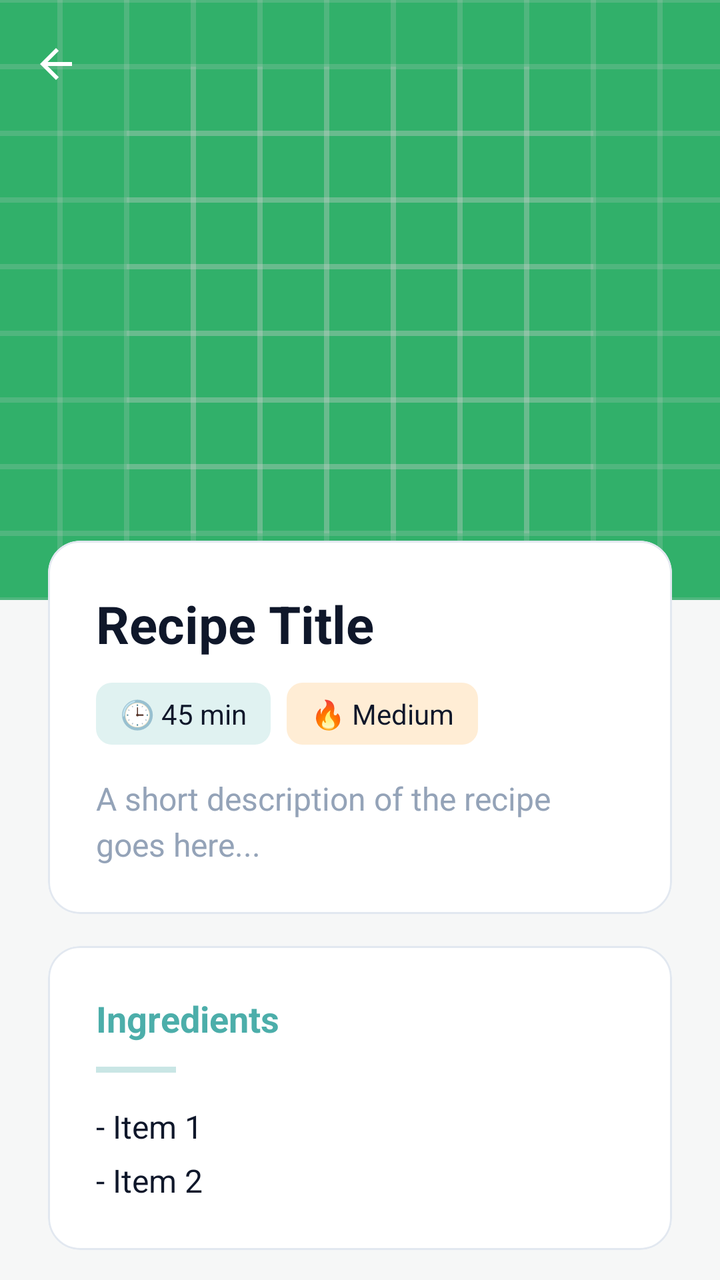
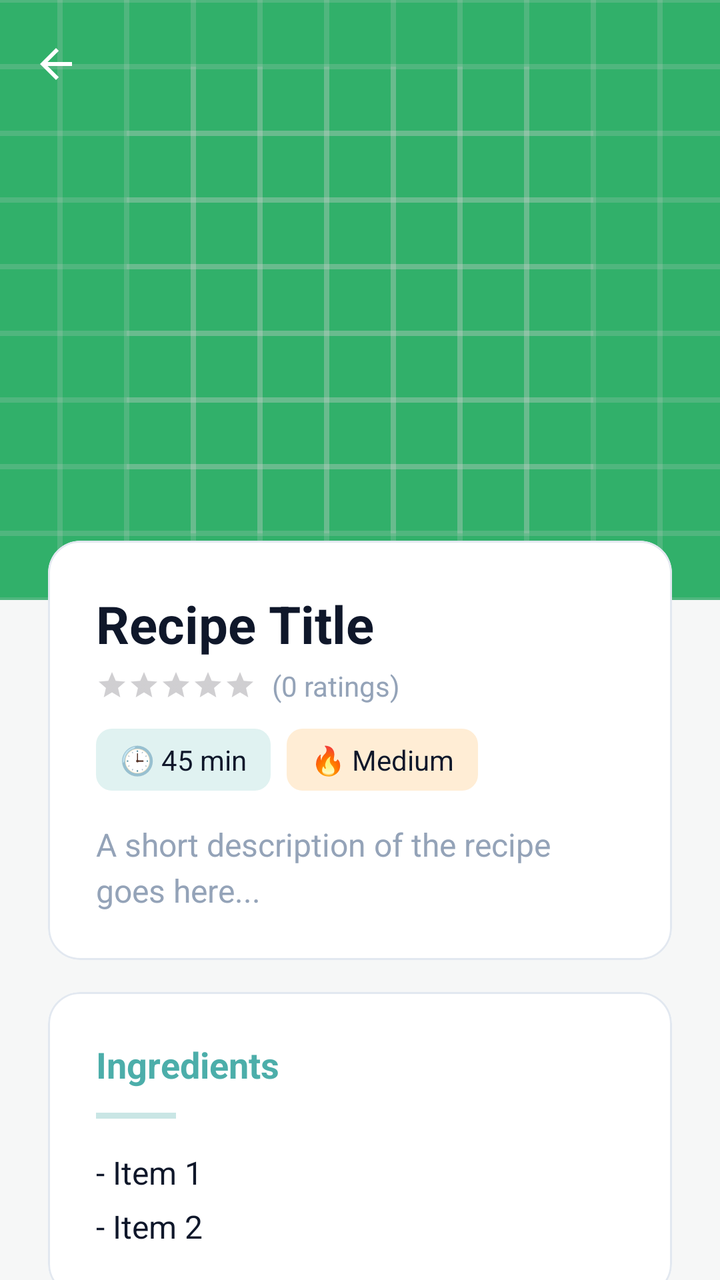

Compare the two renders of this Android layout. The source of the first and the diff that turns it into the second are given below.
<!-- AndroidManifest.xml: application theme Theme.OfekRecipeApp -->
<!-- res/layout/activity_recipe_review.xml -->
<?xml version="1.0" encoding="utf-8"?>
<androidx.coordinatorlayout.widget.CoordinatorLayout
    xmlns:android="http://schemas.android.com/apk/res/android"
    xmlns:app="http://schemas.android.com/apk/res-auto"
    xmlns:tools="http://schemas.android.com/tools"
    android:layout_width="match_parent"
    android:layout_height="match_parent"
    android:background="#F6F7F7">

    <com.google.android.material.appbar.AppBarLayout
        android:layout_width="match_parent"
        android:layout_height="300dp"
        android:theme="@style/ThemeOverlay.AppCompat.Dark.ActionBar">

        <com.google.android.material.appbar.CollapsingToolbarLayout
            android:layout_width="match_parent"
            android:layout_height="match_parent"
            app:contentScrim="#4CAEAA"
            app:expandedTitleMarginBottom="20dp"
            app:expandedTitleMarginStart="20dp"
            app:layout_scrollFlags="scroll|exitUntilCollapsed">

            <ImageView
                android:id="@+id/IvRecipeImage"
                android:layout_width="match_parent"
                android:layout_height="match_parent"
                android:scaleType="centerCrop"
                android:src="@drawable/ic_launcher_background"
                app:layout_collapseMode="parallax" />

            <ImageView
                android:id="@+id/recipe_review_view"
                android:layout_width="match_parent"
                android:layout_height="match_parent"
                android:background="#33000000"
                android:scaleType="centerCrop" />

            <androidx.appcompat.widget.Toolbar
                android:id="@+id/Toolbar"
                android:layout_width="match_parent"
                android:layout_height="?attr/actionBarSize"
                app:layout_collapseMode="pin"
                app:navigationIcon="?attr/homeAsUpIndicator" />

        </com.google.android.material.appbar.CollapsingToolbarLayout>
    </com.google.android.material.appbar.AppBarLayout>

    <androidx.core.widget.NestedScrollView
        android:layout_width="match_parent"
        android:layout_height="match_parent"
        android:clipToPadding="false"
        android:paddingBottom="80dp"
        android:layout_marginTop="-30dp"
        app:layout_behavior="@string/appbar_scrolling_view_behavior">

        <LinearLayout
            android:layout_width="match_parent"
            android:layout_height="wrap_content"
            android:orientation="vertical"
            android:paddingHorizontal="24dp">

            <com.google.android.material.card.MaterialCardView
                android:layout_width="match_parent"
                android:layout_height="wrap_content"
                android:layout_marginBottom="16dp"
                app:cardCornerRadius="16dp"
                app:cardElevation="0dp"
                app:cardBackgroundColor="#FFFFFF"
                app:strokeColor="#E2E8F0"
                app:strokeWidth="1dp">

                <LinearLayout
                    android:layout_width="match_parent"
                    android:layout_height="wrap_content"
                    android:orientation="vertical"
                    android:padding="24dp">

                    <TextView
                        android:id="@+id/TvReviewTitle"
                        android:layout_width="match_parent"
                        android:layout_height="wrap_content"
                        android:text="Recipe Title"
                        android:textSize="26sp"
                        android:textStyle="bold"
                        android:textColor="#0F172A"
                        android:layout_marginBottom="12dp"/>

                    <LinearLayout
                        android:layout_width="match_parent"
                        android:layout_height="wrap_content"
                        android:orientation="horizontal"
                        android:layout_marginBottom="16dp">

                        <TextView
                            android:id="@+id/TvReviewTime"
                            android:layout_width="wrap_content"
                            android:layout_height="wrap_content"
                            android:text="🕒 45 min"
                            android:textColor="#0F172A"
                            android:textSize="14sp"
                            android:background="@drawable/bg_tag_rounded"
                            android:backgroundTint="#E0F2F1"
                            android:paddingHorizontal="12dp"
                            android:paddingVertical="6dp"
                            android:layout_marginEnd="8dp"/>

                        <TextView
                            android:id="@+id/TvReviewDifficulty"
                            android:layout_width="wrap_content"
                            android:layout_height="wrap_content"
                            android:text="🔥 Medium"
                            android:textColor="#0F172A"
                            android:textSize="14sp"
                            android:background="@drawable/bg_tag_rounded"
                            android:backgroundTint="#FFEDD5"
                            android:paddingHorizontal="12dp"
                            android:paddingVertical="6dp"/>
                    </LinearLayout>

                    <TextView
                        android:id="@+id/TvReviewDescription"
                        android:layout_width="match_parent"
                        android:layout_height="wrap_content"
                        android:text="A short description of the recipe goes here..."
                        android:lineSpacingExtra="4dp"
                        android:textColor="#94A3B8"
                        android:textSize="16sp"/>
                </LinearLayout>
            </com.google.android.material.card.MaterialCardView>

            <com.google.android.material.card.MaterialCardView
                android:layout_width="match_parent"
                android:layout_height="wrap_content"
                android:layout_marginBottom="16dp"
                app:cardCornerRadius="16dp"
                app:cardElevation="0dp"
                app:cardBackgroundColor="#FFFFFF"
                app:strokeColor="#E2E8F0"
                app:strokeWidth="1dp">

                <LinearLayout
                    android:layout_width="match_parent"
                    android:layout_height="wrap_content"
                    android:orientation="vertical"
                    android:padding="24dp">

                    <TextView
                        android:layout_width="wrap_content"
                        android:layout_height="wrap_content"
                        android:text="Ingredients"
                        android:textSize="18sp"
                        android:textStyle="bold"
                        android:textColor="#4CAEAA"
                        android:layout_marginBottom="12dp"/>

                    <View
                        android:layout_width="40dp"
                        android:layout_height="3dp"
                        android:background="#4CAEAA"
                        android:alpha="0.3"
                        android:layout_marginBottom="16dp"/>

                    <TextView
                        android:id="@+id/TvReviewIngredients"
                        android:layout_width="match_parent"
                        android:layout_height="wrap_content"
                        android:text="- Item 1\n- Item 2"
                        android:lineSpacingExtra="8dp"
                        android:textColor="#0F172A"
                        android:textSize="16sp"/>
                </LinearLayout>
            </com.google.android.material.card.MaterialCardView>

            <com.google.android.material.card.MaterialCardView
                android:layout_width="match_parent"
                android:layout_height="wrap_content"
                android:layout_marginBottom="24dp"
                app:cardCornerRadius="16dp"
                app:cardElevation="0dp"
                app:cardBackgroundColor="#FFFFFF"
                app:strokeColor="#E2E8F0"
                app:strokeWidth="1dp">

                <LinearLayout
                    android:layout_width="match_parent"
                    android:layout_height="wrap_content"
                    android:orientation="vertical"
                    android:padding="24dp">

                    <TextView
                        android:layout_width="wrap_content"
                        android:layout_height="wrap_content"
                        android:text="Instructions"
                        android:textSize="18sp"
                        android:textStyle="bold"
                        android:textColor="#4CAEAA"
                        android:layout_marginBottom="12dp"/>

                    <View
                        android:layout_width="40dp"
                        android:layout_height="3dp"
                        android:background="#4CAEAA"
                        android:alpha="0.3"
                        android:layout_marginBottom="16dp"/>

                    <TextView
                        android:id="@+id/TvReviewInstructions"
                        android:layout_width="match_parent"
                        android:layout_height="wrap_content"
                        android:text="1. Do this.\n2. Then that."
                        android:lineSpacingExtra="8dp"
                        android:textColor="#0F172A"
                        android:textSize="16sp"/>
                </LinearLayout>
            </com.google.android.material.card.MaterialCardView>

            <com.google.android.material.card.MaterialCardView
                android:id="@+id/AdminPanel"
                android:layout_width="match_parent"
                android:layout_height="wrap_content"
                android:layout_marginBottom="32dp"
                android:visibility="gone"
                app:cardBackgroundColor="#FEF2F2"
                app:cardCornerRadius="16dp"
                app:strokeColor="#EF4444"
                app:strokeWidth="1dp"
                app:cardElevation="0dp">

                <LinearLayout
                    android:layout_width="match_parent"
                    android:layout_height="wrap_content"
                    android:orientation="vertical"
                    android:padding="20dp">

                    <TextView
                        android:layout_width="wrap_content"
                        android:layout_height="wrap_content"
                        android:text="🔒 Admin Control Panel"
                        android:textStyle="bold"
                        android:textColor="#B91C1C"
                        android:textSize="16sp"
                        android:layout_marginBottom="16dp"/>

                    <com.google.android.material.textfield.TextInputLayout
                        android:layout_width="match_parent"
                        android:layout_height="wrap_content"
                        android:hint="Reason for rejection (Optional)"
                        app:boxBackgroundColor="#FFFFFF"
                        android:layout_marginBottom="16dp">

                        <com.google.android.material.textfield.TextInputEditText
                            android:id="@+id/EtAdminNotes"
                            android:layout_width="match_parent"
                            android:layout_height="wrap_content"/>
                    </com.google.android.material.textfield.TextInputLayout>

                    <LinearLayout
                        android:id="@+id/LayoutPendingButtons"
                        android:layout_width="match_parent"
                        android:layout_height="wrap_content"
                        android:orientation="horizontal"
                        android:weightSum="2">

                        <Button
                            android:id="@+id/BtnReject"
                            android:layout_width="0dp"
                            android:layout_height="56dp"
                            android:layout_weight="1"
                            android:text="Reject"
                            android:textColor="#B91C1C"
                            app:strokeColor="#B91C1C"
                            app:strokeWidth="1dp"
                            style="@style/Widget.MaterialComponents.Button.OutlinedButton"
                            android:layout_marginEnd="8dp"/>

                        <Button
                            android:id="@+id/BtnApprove"
                            android:layout_width="0dp"
                            android:layout_height="56dp"
                            android:layout_weight="1"
                            android:text="Approve"
                            android:backgroundTint="#16A34A"
                            style="@style/Widget.MaterialComponents.Button.UnelevatedButton"/>
                    </LinearLayout>

                    <Button
                        android:id="@+id/BtnRemove"
                        android:layout_width="match_parent"
                        android:layout_height="56dp"
                        android:text="Remove &amp; Return to User"
                        android:textColor="#B91C1C"
                        app:strokeColor="#B91C1C"
                        app:strokeWidth="1dp"
                        style="@style/Widget.MaterialComponents.Button.OutlinedButton"
                        android:visibility="gone"/>

                </LinearLayout>
            </com.google.android.material.card.MaterialCardView>

        </LinearLayout>
    </androidx.core.widget.NestedScrollView>
</androidx.coordinatorlayout.widget.CoordinatorLayout>
<!-- resources referenced by this layout -->
<resources>
  <!-- drawable bg_tag_rounded (drawable) -->
  <?xml version="1.0" encoding="utf-8"?>
  <shape xmlns:android="http://schemas.android.com/apk/res/android"
      android:shape="rectangle">
      <corners android:radius="8dp" />
      <solid android:color="@android:color/white" /> </shape>
  <!-- drawable ic_launcher_background: vector/xml drawable (drawable, 4866 chars, omitted) -->
  <style name="Theme.OfekRecipeApp" parent="Base.Theme.OfekRecipeApp" />
  <style name="Base.Theme.OfekRecipeApp" parent="Theme.Material3.DayNight.NoActionBar">
          <item name="colorPrimary">@color/purple_primary</item>
          <item name="colorPrimaryVariant">@color/purple_primary</item>
          <item name="colorOnPrimary">@color/white</item>
          <item name="android:statusBarColor">?attr/colorPrimaryVariant</item>
      </style>
  <color name="purple_primary">#9C47E0</color>
  <color name="white">#FFFFFFFF</color>
</resources>

<!-- the commit's change to res/layout/activity_recipe_review.xml (unified diff, before → after) -->
@@ -83,7 +83,34 @@
                         android:textSize="26sp"
                         android:textStyle="bold"
                         android:textColor="#0F172A"
-                        android:layout_marginBottom="12dp"/>
+                        android:layout_marginBottom="4dp"/>
+
+                    <LinearLayout
+                        android:layout_width="match_parent"
+                        android:layout_height="wrap_content"
+                        android:orientation="horizontal"
+                        android:gravity="center_vertical"
+                        android:layout_marginBottom="12dp">
+
+                        <RatingBar
+                            android:id="@+id/RbRecipeRatingDisplay"
+                            style="?android:attr/ratingBarStyleSmall"
+                            android:layout_width="wrap_content"
+                            android:layout_height="wrap_content"
+                            android:isIndicator="true"
+                            android:numStars="5"
+                            android:progressTint="#F59E0B"
+                            android:stepSize="0.1" />
+
+                        <TextView
+                            android:id="@+id/TvRatingCount"
+                            android:layout_width="wrap_content"
+                            android:layout_height="wrap_content"
+                            android:layout_marginStart="8dp"
+                            android:text="(0 ratings)"
+                            android:textColor="#94A3B8"
+                            android:textSize="14sp"/>
+                    </LinearLayout>
 
                     <LinearLayout
                         android:layout_width="match_parent"
@@ -215,6 +242,44 @@
             </com.google.android.material.card.MaterialCardView>
 
             <com.google.android.material.card.MaterialCardView
+                android:id="@+id/CardUserRating"
+                android:layout_width="match_parent"
+                android:layout_height="wrap_content"
+                android:layout_marginBottom="24dp"
+                app:cardCornerRadius="16dp"
+                app:cardElevation="0dp"
+                app:cardBackgroundColor="#FFFFFF"
+                app:strokeColor="#E2E8F0"
+                app:strokeWidth="1dp">
+
+                <LinearLayout
+                    android:layout_width="match_parent"
+                    android:layout_height="wrap_content"
+                    android:orientation="vertical"
+                    android:gravity="center"
+                    android:padding="24dp">
+
+                    <TextView
+                        android:id="@+id/TvUserRatingTitle"
+                        android:layout_width="wrap_content"
+                        android:layout_height="wrap_content"
+                        android:text="Rate this recipe:"
+                        android:textSize="18sp"
+                        android:textStyle="bold"
+                        android:textColor="#0F172A"
+                        android:layout_marginBottom="8dp"/>
+
+                    <RatingBar
+                        android:id="@+id/RbUserRating"
+                        android:layout_width="wrap_content"
+                        android:layout_height="wrap_content"
+                        android:numStars="5"
+                        android:stepSize="1.0"
+                        android:progressTint="#F59E0B" />
+                </LinearLayout>
+            </com.google.android.material.card.MaterialCardView>
+
+            <com.google.android.material.card.MaterialCardView
                 android:id="@+id/AdminPanel"
                 android:layout_width="match_parent"
                 android:layout_height="wrap_content"
